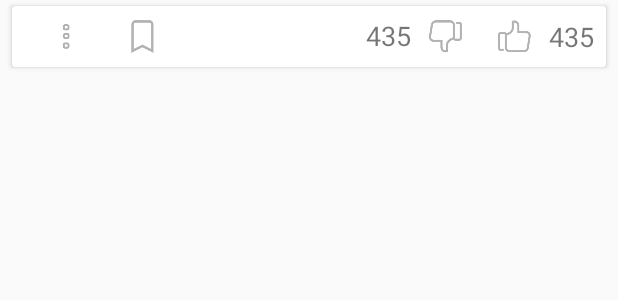
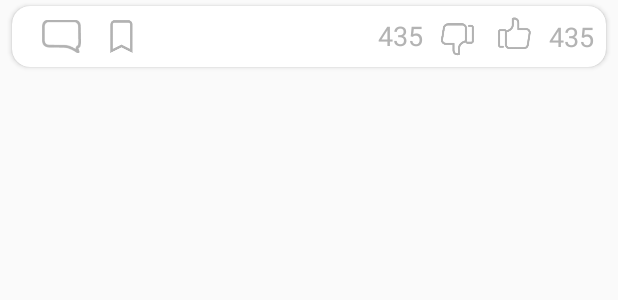
Before and after one commit to shevchenkona19/dust_it, an Android app: the layout item_feed.xml on its own in the app's theme, with its tools: preview values and no code run, on a phone screen of 412 x 824 dp. Shown: the top 300 px of the screen. Run offline under Robolectric (Android 15) with nearby library versions, the phone set to English and light mode, and no system bars; plain views replace SimpleDraweeView.

Commit message:
mock-up upd

```diff
--- a/app/src/main/res/layout/item_feed.xml
+++ b/app/src/main/res/layout/item_feed.xml
@@ -11,7 +11,8 @@
         android:layout_marginBottom="4dp"
         android:layout_marginLeft="8dp"
         android:layout_marginRight="8dp"
-        android:layout_marginTop="4dp">
+        android:layout_marginTop="4dp"
+        app:cardCornerRadius="12dp">
 
         <android.support.constraint.ConstraintLayout
             android:layout_width="match_parent"
@@ -80,7 +81,6 @@
                 android:layout_height="30dp"
                 android:layout_marginBottom="4dp"
                 android:layout_marginEnd="8dp"
-                android:layout_marginTop="4dp"
                 android:background="?attr/selectableItemBackgroundBorderless"
                 android:clickable="true"
                 android:focusable="true"
@@ -98,14 +98,15 @@
                 android:layout_marginEnd="8dp"
                 android:layout_marginTop="8dp"
                 android:text="435"
+                android:textColor="#b3b3b3"
                 android:textSize="18sp"
                 app:layout_constraintBottom_toBottomOf="parent"
                 app:layout_constraintRight_toRightOf="parent"
                 app:layout_constraintTop_toBottomOf="@+id/clItemFeedMoreLayout" />
 
             <ImageView
-                android:id="@+id/ivItemFeedMore"
-                android:layout_width="40dp"
+                android:id="@+id/ivItemFeedComments"
+                android:layout_width="34dp"
                 android:layout_height="0dp"
                 android:layout_marginBottom="4dp"
                 android:layout_marginStart="16dp"
@@ -119,21 +120,21 @@
                 app:layout_constraintBottom_toBottomOf="parent"
                 app:layout_constraintLeft_toLeftOf="parent"
                 app:layout_constraintTop_toBottomOf="@+id/clItemFeedMoreLayout"
-                app:srcCompat="@drawable/ic_details" />
+                app:srcCompat="@drawable/ic_comment" />
 
             <ImageView
                 android:id="@+id/ivItemFeedAddToFavorites"
                 android:layout_width="30dp"
                 android:layout_height="30dp"
                 android:layout_marginBottom="4dp"
-                android:layout_marginStart="16dp"
+                android:layout_marginStart="8dp"
                 android:layout_marginTop="4dp"
                 android:background="?attr/selectableItemBackgroundBorderless"
                 android:clickable="true"
                 android:focusable="true"
                 android:padding="4dp"
                 app:layout_constraintBottom_toBottomOf="parent"
-                app:layout_constraintLeft_toRightOf="@+id/ivItemFeedMore"
+                app:layout_constraintLeft_toRightOf="@+id/ivItemFeedComments"
                 app:layout_constraintTop_toBottomOf="@+id/clItemFeedMoreLayout"
                 app:srcCompat="@drawable/ic_add_to_favourites" />
 
@@ -141,8 +142,7 @@
                 android:id="@+id/ivItemFeedDisliked"
                 android:layout_width="30dp"
                 android:layout_height="30dp"
-                android:layout_marginBottom="4dp"
-                android:layout_marginEnd="16dp"
+                android:layout_marginEnd="8dp"
                 android:layout_marginTop="4dp"
                 android:background="?attr/selectableItemBackgroundBorderless"
                 android:clickable="true"
@@ -161,6 +161,7 @@
                 android:layout_marginEnd="8dp"
                 android:layout_marginTop="4dp"
                 android:text="435"
+                android:textColor="#b3b3b3"
                 android:textSize="18sp"
                 app:layout_constraintBottom_toBottomOf="parent"
                 app:layout_constraintRight_toLeftOf="@+id/ivItemFeedDisliked"
```
Also changed, not shown: app/src/main/res/layout/activity_favorite_view.xml (+27 -19 lines), app/src/main/res/layout/activity_favorites.xml (+13 -1 lines), app/src/main/res/drawable-hdpi/ic_saved.png (added), app/src/main/res/drawable-mdpi/ic_saved.png (added), app/src/main/res/drawable-xhdpi/ic_saved.png (added), app/src/main/res/drawable-xxhdpi/ic_saved.png (added).
